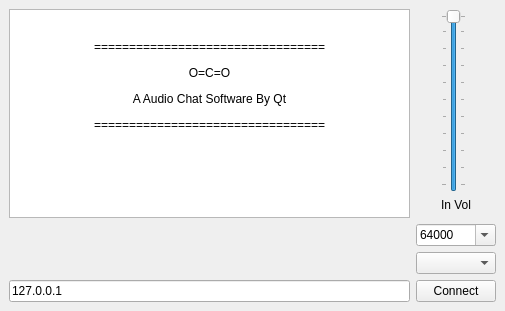
Before: the Qt Designer form mainwindow.ui in haoxingxing/CO2, drawn with Qt 5.
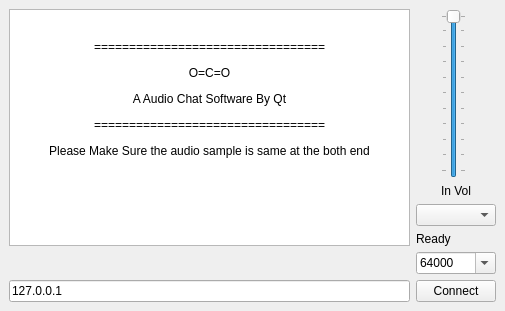
After: the same form once the commit is applied.

```diff
--- a/mainwindow.ui
+++ b/mainwindow.ui
@@ -22,13 +22,6 @@
       </property>
      </widget>
     </item>
-    <item row="3" column="0">
-     <widget class="QLabel" name="label">
-      <property name="text">
-       <string/>
-      </property>
-     </widget>
-    </item>
     <item row="4" column="0">
      <widget class="QLineEdit" name="lineEdit">
       <property name="text">
@@ -63,23 +56,14 @@
       </item>
      </layout>
     </item>
-    <item row="3" column="1">
-     <widget class="QComboBox" name="comboBox">
-      <property name="editable">
-       <bool>false</bool>
-      </property>
-      <property name="currentText">
+    <item row="3" column="0">
+     <widget class="QLabel" name="label_2">
+      <property name="text">
        <string/>
       </property>
-      <property name="currentIndex">
-       <number>-1</number>
-      </property>
-      <property name="duplicatesEnabled">
-       <bool>false</bool>
-      </property>
      </widget>
     </item>
-    <item row="0" column="0" rowspan="2">
+    <item row="0" column="0" rowspan="3">
      <widget class="QTextBrowser" name="textBrowser">
       <property name="html">
        <string>&lt;!DOCTYPE HTML PUBLIC &quot;-//W3C//DTD HTML 4.0//EN&quot; &quot;http://www.w3.org/TR/REC-html40/strict.dtd&quot;&gt;
@@ -90,24 +74,34 @@
 &lt;p align=&quot;center&quot; style=&quot; margin-top:12px; margin-bottom:12px; margin-left:0px; margin-right:0px; -qt-block-indent:0; text-indent:0px;&quot;&gt;=================================&lt;/p&gt;
 &lt;p align=&quot;center&quot; style=&quot; margin-top:12px; margin-bottom:12px; margin-left:0px; margin-right:0px; -qt-block-indent:0; text-indent:0px;&quot;&gt;O=C=O&lt;/p&gt;
 &lt;p align=&quot;center&quot; style=&quot; margin-top:12px; margin-bottom:12px; margin-left:0px; margin-right:0px; -qt-block-indent:0; text-indent:0px;&quot;&gt;A Audio Chat Software By Qt&lt;/p&gt;
-&lt;p align=&quot;center&quot; style=&quot; margin-top:12px; margin-bottom:12px; margin-left:0px; margin-right:0px; -qt-block-indent:0; text-indent:0px;&quot;&gt;=================================&lt;/p&gt;&lt;/body&gt;&lt;/html&gt;</string>
+&lt;p align=&quot;center&quot; style=&quot; margin-top:12px; margin-bottom:12px; margin-left:0px; margin-right:0px; -qt-block-indent:0; text-indent:0px;&quot;&gt;=================================&lt;/p&gt;
+&lt;p align=&quot;center&quot; style=&quot; margin-top:12px; margin-bottom:12px; margin-left:0px; margin-right:0px; -qt-block-indent:0; text-indent:0px;&quot;&gt;Please Make Sure the audio sample is same at the both end&lt;/p&gt;&lt;/body&gt;&lt;/html&gt;</string>
       </property>
      </widget>
     </item>
-    <item row="2" column="0">
-     <widget class="QLabel" name="label_2">
-      <property name="text">
+    <item row="1" column="1">
+     <widget class="QComboBox" name="comboBox">
+      <property name="editable">
+       <bool>false</bool>
+      </property>
+      <property name="currentText">
        <string/>
       </property>
+      <property name="currentIndex">
+       <number>-1</number>
+      </property>
+      <property name="duplicatesEnabled">
+       <bool>false</bool>
+      </property>
      </widget>
     </item>
-    <item row="2" column="1">
+    <item row="3" column="1">
      <widget class="QComboBox" name="hz">
       <property name="editable">
        <bool>true</bool>
       </property>
       <property name="currentIndex">
-       <number>2</number>
+       <number>3</number>
       </property>
       <item>
        <property name="text">
@@ -119,6 +113,11 @@
         <string>32000</string>
        </property>
       </item>
+      <item>
+       <property name="text">
+        <string>40000</string>
+       </property>
+      </item>
       <item>
        <property name="text">
         <string>64000</string>
@@ -141,6 +140,13 @@
       </item>
      </widget>
     </item>
+    <item row="2" column="1">
+     <widget class="QLabel" name="status">
+      <property name="text">
+       <string>Ready</string>
+      </property>
+     </widget>
+    </item>
    </layout>
   </widget>
  </widget>
```
